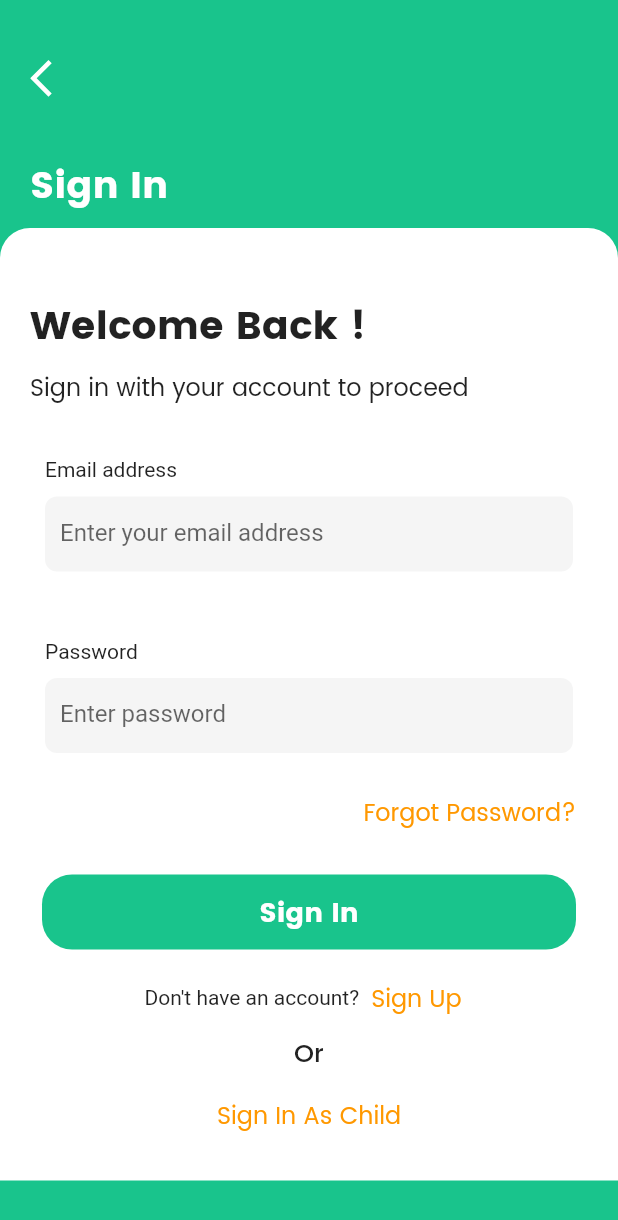
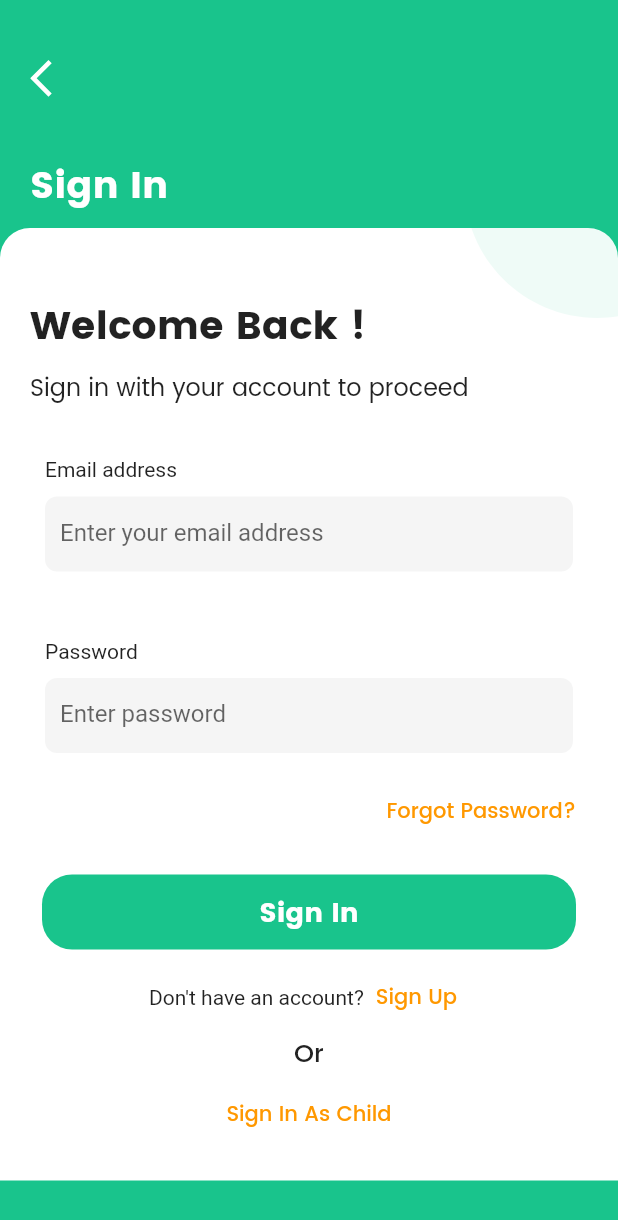
Before and after one commit to EdungDivinefavour/Grounded-V2.0, a Flutter app: the screen it shows after launch, after a tap on an icon or button, on a phone screen of 412 x 824 dp. Shown: the top 1220 px of the screen. Run offline on Flutter 3.47's test engine with Material 2 defaults, Android fonts, the phone set to English and light mode, and no system bars; our stand-ins replace adaptive_dialog, carousel_slider, charts_flutter, cloud_firestore, dots_indicator, firebase_auth and 9 more; missing offline and left inert: cloud_firestore_web, dart_date, firebase_auth_web, firebase_core_web, firebase_database_web, firebase_messaging_web and 4 more; accounts and stored records are empty; project files that could hold a hidden picture were left out.

Commit message:
Built background bubbles

```diff
--- a/lib/components/clickable_text.dart
+++ b/lib/components/clickable_text.dart
@@ -11,8 +11,10 @@ class ClickableText extends StatelessWidget {
   @override
   Widget build(BuildContext context) {
     return TextButton(
-      child: Text(text,
-          style: TextStyles.regular.copyWith(color: ThemeColors.link)),
+      child: Text(
+        text,
+        style: TextStyles.small.copyWith(color: ThemeColors.link),
+      ),
       onPressed: onPressed,
     );
   }
--- a/lib/components/custom_scaffold.dart
+++ b/lib/components/custom_scaffold.dart
@@ -1,13 +1,28 @@
 import 'package:flutter/material.dart';
+import 'package:grounded/components/empty_widget.dart';
+import 'package:grounded/components/svg_icon.dart';
 import 'package:grounded/styles/colors/theme_colors.dart';
+import 'package:grounded/styles/icons/app_icons.dart';
+import 'package:grounded/utils/device_utils.dart';
 
-class CustomScaffold extends StatelessWidget {
+enum BackgroundBubblePosition {
+  topLeft,
+  topRight,
+  centerLeft,
+  centerRight,
+  bottomRight,
+  bottomLeft,
+  none,
+}
+
+class CustomScaffold extends StatefulWidget {
   final PreferredSizeWidget? appBar;
   final Widget body;
   final Widget? drawer;
   final Widget? floatingActionButton;
   final Widget? bottomNavigationBar;
-  final Color? backgroundColor;
+  final BackgroundBubblePosition? bubblePosition;
+  final Color backgroundColor;
 
   const CustomScaffold({
     required this.body,
@@ -15,18 +30,52 @@ class CustomScaffold extends StatelessWidget {
     this.drawer,
     this.floatingActionButton,
     this.bottomNavigationBar,
-    this.backgroundColor,
+    this.bubblePosition,
+    this.backgroundColor = ThemeColors.lightElement,
   });
 
   @override
+  State<CustomScaffold> createState() => _CustomScaffoldState();
+}
+
+class _CustomScaffoldState extends State<CustomScaffold> {
+  @override
   Widget build(BuildContext context) {
     return Scaffold(
-      appBar: appBar,
-      body: SafeArea(child: body),
-      drawer: drawer,
-      floatingActionButton: floatingActionButton,
-      bottomNavigationBar: bottomNavigationBar,
-      backgroundColor: backgroundColor ?? ThemeColors.lightElement,
+      appBar: widget.appBar,
+      body: Stack(
+        children: [SafeArea(child: widget.body), _buildBubble],
+      ),
+      drawer: widget.drawer,
+      floatingActionButton: widget.floatingActionButton,
+      bottomNavigationBar: widget.bottomNavigationBar,
+      backgroundColor: widget.backgroundColor,
     );
   }
+
+  Widget get _buildBubble {
+    if (widget.bubblePosition == BackgroundBubblePosition.bottomLeft) {
+      return Positioned(
+        bottom: 0,
+        left: 0,
+        child: SVGIcon(icon: AppIcons.bottomLeftBubble),
+      );
+    } else if (widget.bubblePosition == BackgroundBubblePosition.centerLeft) {
+      return Positioned(
+        top: getDeviceHeight(context) / 2,
+        left: 0,
+        child: SVGIcon(icon: AppIcons.centerLeftBubble),
+      );
+    } else if (widget.bubblePosition == BackgroundBubblePosition.centerRight) {
+      return Positioned(
+          top: getDeviceHeight(context) / 2,
+          right: 0,
+          child: SVGIcon(icon: AppIcons.centerRightBubble));
+    } else if (widget.bubblePosition == BackgroundBubblePosition.none) {
+      return emptyWidget;
+    }
+
+    return Positioned(
+        top: 0, right: 0, child: SVGIcon(icon: AppIcons.topRightBubble));
+  }
 }
--- a/lib/screens/child/solve_task.dart
+++ b/lib/screens/child/solve_task.dart
@@ -13,6 +13,8 @@ class SolveTask extends StatefulWidget {
 class _SolveTaskState extends State<SolveTask> {
   @override
   Widget build(BuildContext context) {
-    return CustomScaffold(body: Container());
+    return CustomScaffold(
+        bubblePosition: BackgroundBubblePosition.centerRight,
+        body: Container());
   }
 }
--- a/lib/screens/parent/add_child.dart
+++ b/lib/screens/parent/add_child.dart
@@ -42,6 +42,7 @@ class _AddChildState extends State<AddChild> {
   @override
   Widget build(BuildContext context) {
     return CustomScaffold(
+      bubblePosition: BackgroundBubblePosition.centerRight,
       body: SingleChildScrollView(
         child: Padding(
           padding: const EdgeInsets.all(10),
--- a/lib/screens/parent/add_task.dart
+++ b/lib/screens/parent/add_task.dart
@@ -37,6 +37,7 @@ class _AddTaskState extends State<AddTask> {
   @override
   Widget build(BuildContext context) {
     return CustomScaffold(
+        bubblePosition: BackgroundBubblePosition.none,
         body: SingleChildScrollView(
           child: Container(
             margin: EdgeInsets.all(20),
--- a/lib/screens/parent/home_parent.dart
+++ b/lib/screens/parent/home_parent.dart
@@ -35,6 +35,7 @@ class _HomeParentState extends State<HomeParent> {
   @override
   Widget build(BuildContext context) {
     return CustomScaffold(
+      bubblePosition: BackgroundBubblePosition.centerLeft,
       body: Padding(
         padding: EdgeInsets.symmetric(horizontal: 20),
         child: Column(
--- a/lib/screens/parent/intro.dart
+++ b/lib/screens/parent/intro.dart
@@ -1,3 +1,4 @@
+import 'package:grounded/components/custom_scaffold.dart';
 import 'package:grounded/constants/strings/paths.dart';
 import 'package:grounded/screens/parent/login_parent.dart';
 import 'package:grounded/styles/colors/theme_colors.dart';
@@ -30,9 +31,8 @@ class _IntroState extends State<Intro> {
           sliderImage: 'intro_2.png'),
     ];
 
-    return Scaffold(
-        body: SingleChildScrollView(
-      child: CarouselSlider(
+    return CustomScaffold(
+      body: CarouselSlider(
         options: CarouselOptions(
           height: MediaQuery.of(context).size.height,
           autoPlay: true,
@@ -48,7 +48,7 @@ class _IntroState extends State<Intro> {
         ),
         items: _introScreens,
       ),
-    ));
+    );
   }
 
   Widget _buildSlideDots({required List<Widget> widgets}) {
--- a/lib/screens/parent/reports.dart
+++ b/lib/screens/parent/reports.dart
@@ -12,6 +12,7 @@ class Reports extends StatelessWidget {
   @override
   Widget build(BuildContext context) {
     return CustomScaffold(
+        bubblePosition: BackgroundBubblePosition.bottomLeft,
         body: Column(
           children: [
             SizedBox(
--- a/lib/screens/parent/settings.dart
+++ b/lib/screens/parent/settings.dart
@@ -17,6 +17,7 @@ class _SettingsState extends State<Settings> {
   @override
   Widget build(BuildContext context) {
     return CustomScaffold(
+      bubblePosition: BackgroundBubblePosition.none,
       body: Container(
         margin: EdgeInsets.symmetric(horizontal: 25, vertical: 10),
         child: Column(
--- a/lib/styles/icons/app_icons.dart
+++ b/lib/styles/icons/app_icons.dart
@@ -5,6 +5,9 @@ abstract class AppIcons {
   static const add = 'add.svg';
   static const back = 'back.svg';
   static const badges = 'badges.svg';
+  static const bottomLeftBubble = 'bottom_left_bubble.svg';
+  static const centerLeftBubble = 'center_left_bubble.svg';
+  static const centerRightBubble = 'center_right_bubble.svg';
   static const checkBox = "check_box.svg";
   static const fetchedImageFailedPNG = 'fetched_image_failed.png';
   static const fetchedImageFailedSVG = 'fetched_image_failed.svg';
@@ -16,4 +19,5 @@ abstract class AppIcons {
   static const profile = 'profile.svg';
   static const reports = 'reports.svg';
   static const settings = 'settings.svg';
+  static const topRightBubble = 'top_right_bubble.svg';
 }
--- a/lib/styles/texts/text_styles.dart
+++ b/lib/styles/texts/text_styles.dart
@@ -8,7 +8,7 @@ const boldFamily = 'Poppins-Bold';
 
 class TextStyles {
   static const tiny = TextStyle(fontSize: 12, fontFamily: regularFamily);
-  static const small = TextStyle(fontSize: 14, fontFamily: regularFamily);
+  static const small = TextStyle(fontSize: 14, fontFamily: mediumFamily);
   static const regular = TextStyle(fontSize: 16, fontFamily: regularFamily);
   static const medium = TextStyle(fontSize: 17, fontFamily: mediumFamily);
   static const semiBold = TextStyle(fontSize: 18, fontFamily: semiBoldFamily);
--- /dev/null
+++ b/lib/utils/device_utils.dart
@@ -0,0 +1,5 @@
+import 'package:flutter/material.dart';
+
+double getDeviceHeight(BuildContext context) {
+  return MediaQuery.of(context).size.height;
+}
```
Also changed, not shown: assets/icons/bottom_left_bubble.svg (added), assets/icons/center_left_bubble.svg (added), assets/icons/center_right_bubble.svg (added), assets/icons/top_right_bubble.svg (added). Lines whose indentation alone changed are shown as unchanged.
